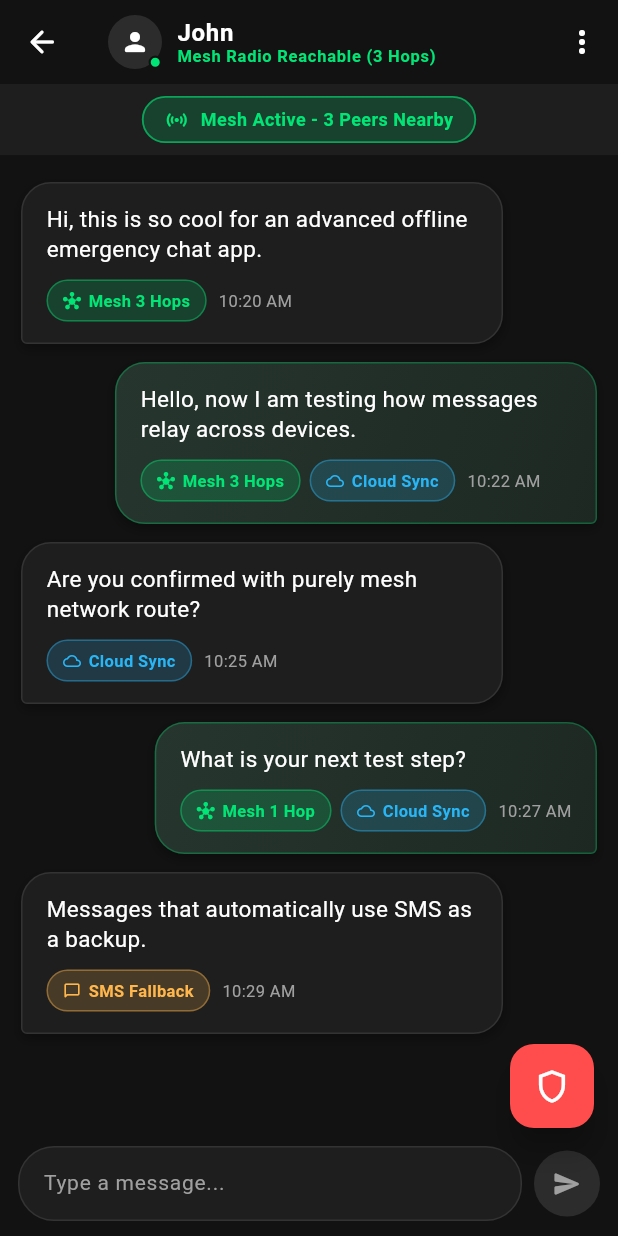
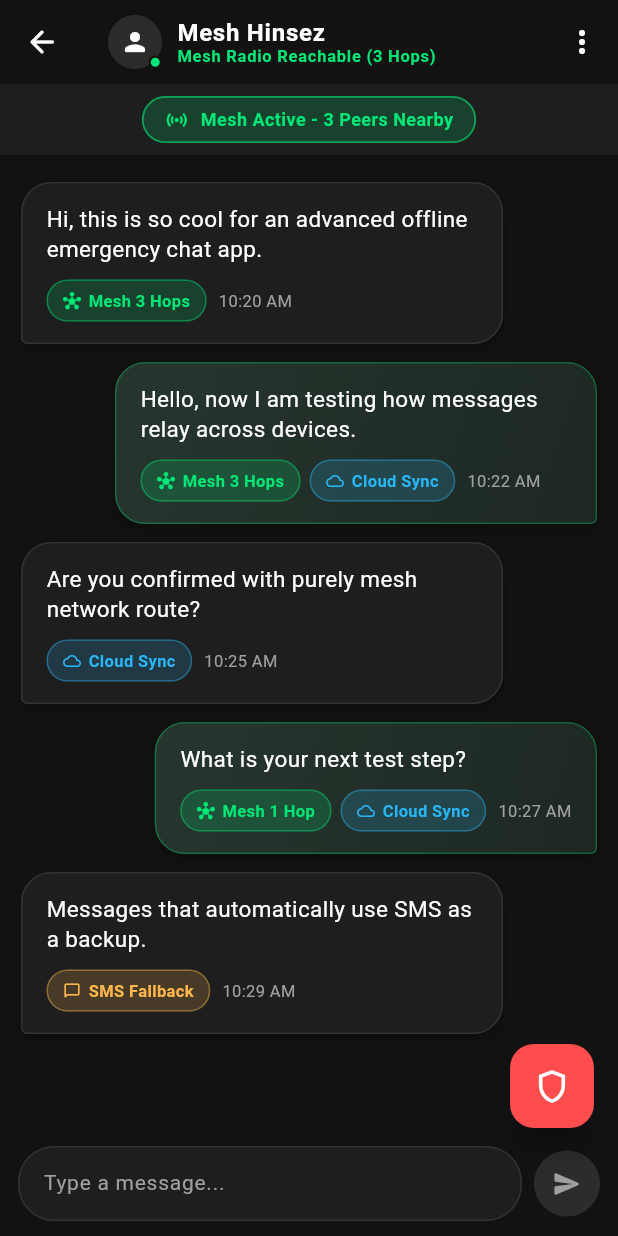
Before and after one commit to Balramsingh12233/MeshSoS, a Flutter app: the screen it shows after launch, after a tap on "Mesh Hinsez", on a phone screen of 412 x 824 dp. Run offline on Flutter 3.47's test engine with Material 3 defaults, Android fonts, the phone set to English and light mode, and no system bars; our stand-ins replace flutter_riverpod, hive_flutter; accounts and stored records are empty.

Commit message:
feat(ui): wire Chats tab in DashboardScreen to open ChatsListScreen
WHY: Previously tapping the Chats bottom nav tab had no effect. The
conversation list needs to be displayed as a full-screen tab destination
while keeping the BottomNavigationBar persistent across all tabs.

WHAT: Added index guard in DashboardScreen.build: if _selectedIndex == 2
renders Scaffold(body: ChatsListScreen(), bottomNavigationBar: ...).
All other tabs still render the dashboard home content normally.
Navigation flow: Dashboard -> Chats tab -> ChatsListScreen ->
tap tile -> ChatScreen(peerName) -> back -> ChatsListScreen.

```diff
--- a/lib/features/dashboard/presentation/screens/dashboard_screen.dart
+++ b/lib/features/dashboard/presentation/screens/dashboard_screen.dart
@@ -2,6 +2,7 @@ import 'package:flutter/material.dart';
 import 'package:flutter_riverpod/flutter_riverpod.dart';
 import '../../../../core/constants/app_colors.dart';
 import '../../../chat/presentation/screens/chat_screen.dart';
+import '../../../chat/presentation/screens/chats_list_screen.dart';
 import '../../../mesh/domain/models/message_envelope.dart';
 import '../../../mesh/domain/providers/mesh_router_provider.dart';
 import '../widgets/radar_visualizer_card.dart';
@@ -9,13 +10,6 @@ import '../widgets/recent_chat_item.dart';
 import '../widgets/sos_panic_card.dart';
 
 /// DashboardScreen is the primary Home Screen of MeshSOS.
-///
-/// Google Product Design Highlights:
-/// 1. Top Brand Header: "MeshSOS" logo title + glowing green 'Mesh Online' pill badge.
-/// 2. Interactive Animated Radar Visualizer Card: Concentric radar rings & rotating beam.
-/// 3. Warm Red Emergency Panic SOS Card (#FF4D4D): One-tap emergency broadcast.
-/// 4. Recent Mesh Conversations List: Displays active threads with transport mode badges.
-/// 5. Material 3 Bottom Navigation Bar: (Dashboard 🏠, Radar 📡, Chats 💬, Settings ⚙️).
 class DashboardScreen extends ConsumerStatefulWidget {
   const DashboardScreen({super.key});
 
@@ -26,9 +20,9 @@ class DashboardScreen extends ConsumerStatefulWidget {
 class _DashboardScreenState extends ConsumerState<DashboardScreen> {
   int _selectedBottomNavIndex = 0;
 
-  void _navigateToChatScreen() {
+  void _navigateToChatScreen(String peerName) {
     Navigator.of(context).push(
-      MaterialPageRoute(builder: (_) => const ChatScreen()),
+      MaterialPageRoute(builder: (_) => ChatScreen(peerName: peerName)),
     );
   }
 
@@ -59,6 +53,14 @@ class _DashboardScreenState extends ConsumerState<DashboardScreen> {
 
   @override
   Widget build(BuildContext context) {
+    // If user selected 'Chats' tab (index 2), render ChatsListScreen!
+    if (_selectedBottomNavIndex == 2) {
+      return Scaffold(
+        body: const ChatsListScreen(),
+        bottomNavigationBar: _buildBottomNav(),
+      );
+    }
+
     return Scaffold(
       backgroundColor: AppColors.background,
       appBar: AppBar(
@@ -66,7 +68,6 @@ class _DashboardScreenState extends ConsumerState<DashboardScreen> {
         elevation: 0,
         title: Row(
           children: [
-            // App Logo Icon
             Container(
               padding: const EdgeInsets.all(6),
               decoration: const BoxDecoration(
@@ -80,8 +81,6 @@ class _DashboardScreenState extends ConsumerState<DashboardScreen> {
               ),
             ),
             const SizedBox(width: 8),
-
-            // App Name with warm red SOS text
             RichText(
               text: const TextSpan(
                 style: TextStyle(fontSize: 20, fontWeight: FontWeight.bold),
@@ -94,7 +93,6 @@ class _DashboardScreenState extends ConsumerState<DashboardScreen> {
           ],
         ),
         actions: [
-          // Glowing 'Mesh Online' status badge matching mockup
           Container(
             margin: const EdgeInsets.only(right: 16),
             padding: const EdgeInsets.symmetric(horizontal: 14, vertical: 6),
@@ -135,10 +133,10 @@ class _DashboardScreenState extends ConsumerState<DashboardScreen> {
         child: Column(
           crossAxisAlignment: CrossAxisAlignment.start,
           children: [
-            // 1. Top Section: Interactive Animated Radar Visualizer Card
-            const RadarVisualizerCard(activePeerCount: 3),
+            // 1. Radar Visualizer Card
+            const RadarVisualizerCard(activePeerCount: 4),
 
-            // 2. Middle Section: Warm Red Emergency Panic SOS Card (#FF4D4D)
+            // 2. SOS Panic Card
             SosPanicCard(onTriggerSos: _handleSosBroadcast),
 
             const SizedBox(height: 12),
@@ -156,41 +154,41 @@ class _DashboardScreenState extends ConsumerState<DashboardScreen> {
               ),
             ),
 
-            // 3. Recent Chat Threads Matching Mockup Screenshot
+            // 3. Recent Chat Threads
             RecentChatItem(
               peerName: 'John',
               lastMessageText: "Hello, that's your message?",
               mode: DeliveryStatus.sentMesh,
-              onTap: _navigateToChatScreen,
+              onTap: () => _navigateToChatScreen('John'),
             ),
             RecentChatItem(
               peerName: 'Mesh Hinsez',
               lastMessageText: 'Hello, mreth.',
               mode: DeliveryStatus.sentCloud,
-              onTap: _navigateToChatScreen,
+              onTap: () => _navigateToChatScreen('Mesh Hinsez'),
             ),
             RecentChatItem(
               peerName: 'Dirok Huvinro',
               lastMessageText: 'Messages that automatically use SMS as backup.',
               mode: DeliveryStatus.sentSms,
-              onTap: _navigateToChatScreen,
+              onTap: () => _navigateToChatScreen('Dirok Huvinro'),
             ),
 
             const SizedBox(height: 20),
           ],
         ),
       ),
+      bottomNavigationBar: _buildBottomNav(),
+    );
+  }
 
-      // 4. Material 3 Bottom Navigation Bar
-      bottomNavigationBar: BottomNavigationBar(
+  Widget _buildBottomNav() {
+    return BottomNavigationBar(
       currentIndex: _selectedBottomNavIndex,
       onTap: (index) {
         setState(() {
           _selectedBottomNavIndex = index;
         });
-          if (index == 2) {
-            _navigateToChatScreen();
-          }
       },
       backgroundColor: AppColors.surface,
       selectedItemColor: AppColors.textPrimary,
@@ -214,7 +212,6 @@ class _DashboardScreenState extends ConsumerState<DashboardScreen> {
           label: 'Settings',
         ),
       ],
-      ),
     );
   }
 }
```
Lines whose indentation alone changed are shown as unchanged.
